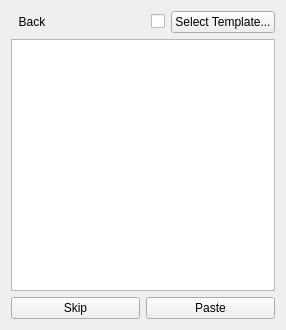
LambolAlee/PasTk-Cpp, file src/ui/continuouspastewidget.ui: the form before one commit.
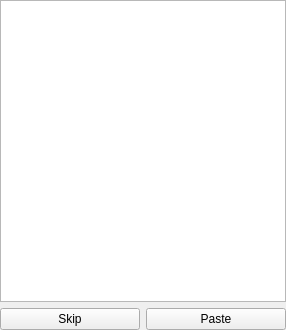
The form after the commit. Icons and pictures are not drawn.

Diff of the .ui file:
```diff
--- a/src/ui/continuouspastewidget.ui
+++ b/src/ui/continuouspastewidget.ui
@@ -14,54 +14,18 @@
    <string>Form</string>
   </property>
   <layout class="QVBoxLayout" name="verticalLayout">
-   <item>
-    <layout class="QHBoxLayout" name="horizontalLayout_3">
-     <item>
-      <widget class="QToolButton" name="backButton">
-       <property name="text">
-        <string>Back</string>
-       </property>
-       <property name="toolButtonStyle">
-        <enum>Qt::ToolButtonTextBesideIcon</enum>
-       </property>
-       <property name="autoRaise">
-        <bool>true</bool>
-       </property>
-      </widget>
-     </item>
-     <item>
-      <spacer name="horizontalSpacer_2">
-       <property name="orientation">
-        <enum>Qt::Horizontal</enum>
-       </property>
-       <property name="sizeHint" stdset="0">
-        <size>
-         <width>40</width>
-         <height>20</height>
-        </size>
-       </property>
-      </spacer>
-     </item>
-     <item>
-      <layout class="QHBoxLayout" name="horizontalLayout_2">
-       <item>
-        <widget class="QCheckBox" name="templateSwitch">
-         <property name="text">
-          <string/>
-         </property>
-        </widget>
-       </item>
-       <item>
-        <widget class="QPushButton" name="selectionButton">
-         <property name="text">
-          <string>Select Template...</string>
-         </property>
-        </widget>
-       </item>
-      </layout>
-     </item>
-    </layout>
-   </item>
+   <property name="leftMargin">
+    <number>0</number>
+   </property>
+   <property name="topMargin">
+    <number>0</number>
+   </property>
+   <property name="rightMargin">
+    <number>0</number>
+   </property>
+   <property name="bottomMargin">
+    <number>0</number>
+   </property>
    <item>
     <widget class="QTextEdit" name="previewText"/>
    </item>
```
